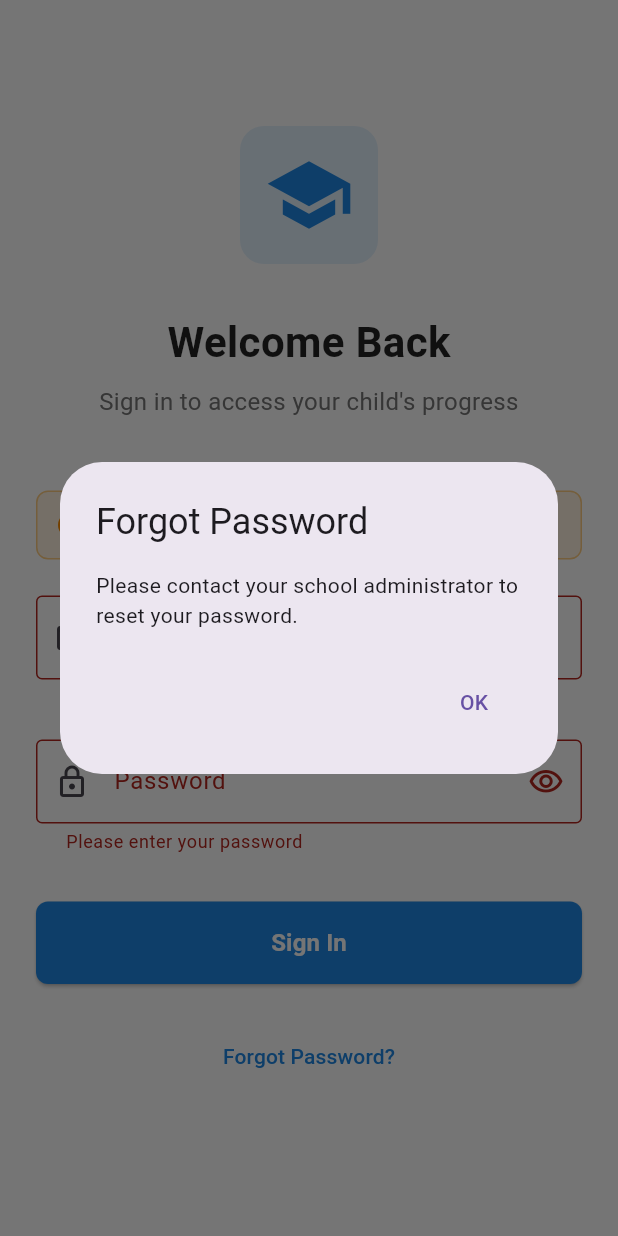
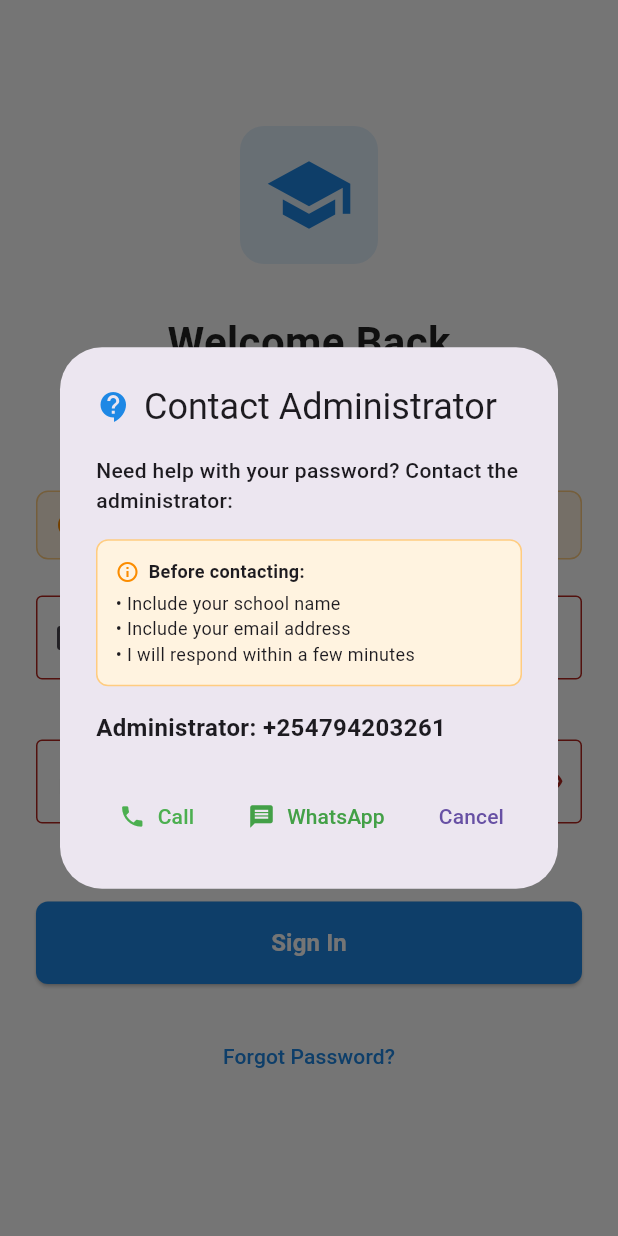
Before and after one commit to yatunyi15075/Real_Zawadii_Parent_App, a Flutter app: the screen it shows after launch, after a tap on "Sign In", after a tap on "Forgot Password?", on a phone screen of 412 x 824 dp. Run offline on Flutter 3.47's test engine with Material 3 defaults, Android fonts, the phone set to English and light mode, and no system bars; our stand-ins replace shared_preferences; network calls fail; Roboto replaces fonts that are missing (Poppins).

Commit message:
made all teh necessary chnages

```diff
--- a/lib/main.dart
+++ b/lib/main.dart
@@ -1,6 +1,8 @@
 // main.dart
 import 'package:flutter/material.dart';
+import 'package:shared_preferences/shared_preferences.dart';
 import 'screens/logo_screen.dart';
+import 'screens/home_screen.dart';
 
 void main() {
   runApp(const ParentPortalApp());
@@ -45,8 +47,63 @@ class ParentPortalApp extends StatelessWidget {
           contentPadding: const EdgeInsets.all(16),
         ),
       ),
-      home: const LogoScreen(),
+      home: const AuthWrapper(),
       debugShowCheckedModeBanner: false,
     );
   }
 }
+
+class AuthWrapper extends StatefulWidget {
+  const AuthWrapper({super.key});
+
+  @override
+  State<AuthWrapper> createState() => _AuthWrapperState();
+}
+
+class _AuthWrapperState extends State<AuthWrapper> {
+  bool isLoading = true;
+  bool isAuthenticated = false;
+
+  @override
+  void initState() {
+    super.initState();
+    _checkAuthStatus();
+  }
+
+  Future<void> _checkAuthStatus() async {
+    try {
+      final prefs = await SharedPreferences.getInstance();
+      final token = prefs.getString('token');
+
+      setState(() {
+        isAuthenticated = token != null && token.isNotEmpty;
+        isLoading = false;
+      });
+    } catch (e) {
+      // If there's an error checking auth status, assume not authenticated
+      setState(() {
+        isAuthenticated = false;
+        isLoading = false;
+      });
+    }
+  }
+
+  @override
+  Widget build(BuildContext context) {
+    if (isLoading) {
+      // Show a simple loading screen while checking auth status
+      return const Scaffold(
+        backgroundColor: Colors.white,
+        body: Center(
+          child: CircularProgressIndicator(
+            valueColor: AlwaysStoppedAnimation<Color>(Colors.blue),
+          ),
+        ),
+      );
+    }
+
+    // If authenticated, go directly to home screen
+    // If not authenticated, show the logo/onboarding screen
+    return isAuthenticated ? const HomeScreen() : const LogoScreen();
+  }
+}
--- a/lib/screens/assessments_screen.dart
+++ b/lib/screens/assessments_screen.dart
@@ -1020,7 +1020,7 @@ Widget _buildEmptyState(String message) {
           ),
         ],
       ),
-      bottomNavigationBar: const NavBar(currentIndex: 1),
+      bottomNavigationBar: const NavBar(currentIndex: 2),
     );
   }
 }
--- a/lib/screens/attendance_screen.dart
+++ b/lib/screens/attendance_screen.dart
@@ -730,7 +730,7 @@ class _AttendanceScreenState extends State<AttendanceScreen> {
                           ),
                         ),
                 ),
-      bottomNavigationBar: const NavBar(currentIndex: 2),
+      bottomNavigationBar: const NavBar(currentIndex: 3),
     );
   }
 }
--- a/lib/screens/gradebooks_screen.dart
+++ b/lib/screens/gradebooks_screen.dart
@@ -801,7 +801,7 @@ class _GradebooksScreenState extends State<GradebooksScreen> {
                     ],
                   ),
                 ),
-      bottomNavigationBar: const NavBar(currentIndex: 3), // Adjust index as needed
+      bottomNavigationBar: const NavBar(currentIndex: 1), // Adjust index as needed
     );
   }
 }
--- a/lib/screens/login_screen.dart
+++ b/lib/screens/login_screen.dart
@@ -3,13 +3,11 @@ import 'package:flutter/material.dart';
 import 'package:http/http.dart' as http;
 import 'dart:convert';
 import 'package:shared_preferences/shared_preferences.dart';
+import 'package:url_launcher/url_launcher.dart';
 import 'home_screen.dart';
-
 
 // Email: demo@example.com
 // Password: demo123
-
-
 
 class LoginScreen extends StatefulWidget {
   const LoginScreen({Key? key}) : super(key: key);
@@ -32,6 +30,9 @@ class _LoginScreenState extends State<LoginScreen> {
   static const String DEMO_EMAIL = 'demo@example.com';
   static const String DEMO_PASSWORD = 'demo123';
 
+  // Administrator contact details
+  static const String ADMIN_PHONE = '+254794203261';
+
   @override
   void dispose() {
     _emailController.dispose();
@@ -53,9 +54,141 @@ class _LoginScreenState extends State<LoginScreen> {
     // Show success message
     _showSuccessSnackBar('Demo login successful!');
 
-    // Navigate to home screen
-    Navigator.of(context).pushReplacement(
+    // Navigate to home screen and remove all previous routes
+    Navigator.of(context).pushAndRemoveUntil(
       MaterialPageRoute(builder: (_) => const HomeScreen()),
+      (route) => false,
+    );
+  }
+
+  Future<void> _makePhoneCall() async {
+    final Uri phoneUri = Uri(scheme: 'tel', path: ADMIN_PHONE);
+    try {
+      if (await canLaunchUrl(phoneUri)) {
+        await launchUrl(phoneUri);
+      } else {
+        _showErrorDialog('Could not open phone app. Please call $ADMIN_PHONE manually.');
+      }
+    } catch (e) {
+      _showErrorDialog('Could not open phone app. Please call $ADMIN_PHONE manually.');
+    }
+  }
+
+  Future<void> _openWhatsApp() async {
+    final String message = Uri.encodeComponent(
+      'Hello, I need help with password reset.\n\n'
+      'School Name: [Please enter your school name]\n'
+      'Email: [Please enter your email address]\n\n'
+      'Please help me reset my password.'
+    );
+
+    final Uri whatsappUri = Uri.parse('https://wa.me/$ADMIN_PHONE?text=$message');
+
+    try {
+      if (await canLaunchUrl(whatsappUri)) {
+        await launchUrl(whatsappUri, mode: LaunchMode.externalApplication);
+      } else {
+        _showErrorDialog('Could not open WhatsApp. Please install WhatsApp or contact $ADMIN_PHONE directly.');
+      }
+    } catch (e) {
+      _showErrorDialog('Could not open WhatsApp. Please install WhatsApp or contact $ADMIN_PHONE directly.');
+    }
+  }
+
+  void _showContactAdministratorDialog() {
+    showDialog(
+      context: context,
+      builder: (BuildContext context) {
+        return AlertDialog(
+          title: Row(
+            children: [
+              Icon(Icons.contact_support, color: Colors.blue.shade600),
+              const SizedBox(width: 8),
+              const Text('Contact Administrator'),
+            ],
+          ),
+          content: Column(
+            mainAxisSize: MainAxisSize.min,
+            crossAxisAlignment: CrossAxisAlignment.start,
+            children: [
+              const Text(
+                'Need help with your password? Contact the administrator:',
+                style: TextStyle(fontWeight: FontWeight.w500),
+              ),
+              const SizedBox(height: 16),
+
+              // Important note
+              Container(
+                padding: const EdgeInsets.all(12),
+                decoration: BoxDecoration(
+                  color: Colors.orange.shade50,
+                  borderRadius: BorderRadius.circular(8),
+                  border: Border.all(color: Colors.orange.shade200),
+                ),
+                child: Column(
+                  crossAxisAlignment: CrossAxisAlignment.start,
+                  children: [
+                    Row(
+                      children: [
+                        Icon(Icons.info_outline, color: Colors.orange.shade600, size: 16),
+                        const SizedBox(width: 6),
+                        const Text(
+                          'Before contacting:',
+                          style: TextStyle(fontWeight: FontWeight.bold, fontSize: 12),
+                        ),
+                      ],
+                    ),
+                    const SizedBox(height: 4),
+                    const Text(
+                      '• Include your school name\n'
+                      '• Include your email address\n'
+                      '• I will respond within a few minutes',
+                      style: TextStyle(fontSize: 12),
+                    ),
+                  ],
+                ),
+              ),
+
+              const SizedBox(height: 16),
+              Text(
+                'Administrator: $ADMIN_PHONE',
+                style: const TextStyle(
+                  fontWeight: FontWeight.w600,
+                  fontSize: 16,
+                ),
+              ),
+            ],
+          ),
+          actions: [
+            TextButton.icon(
+              onPressed: () {
+                Navigator.of(context).pop();
+                _makePhoneCall();
+              },
+              icon: const Icon(Icons.phone, color: Colors.green),
+              label: const Text(
+                'Call',
+                style: TextStyle(color: Colors.green),
+              ),
+            ),
+            TextButton.icon(
+              onPressed: () {
+                Navigator.of(context).pop();
+                _openWhatsApp();
+              },
+              icon: Icon(Icons.message, color: Colors.green.shade600),
+              label: Text(
+                'WhatsApp',
+                style: TextStyle(color: Colors.green.shade600),
+              ),
+            ),
+            TextButton(
+              onPressed: () => Navigator.of(context).pop(),
+              child: const Text('Cancel'),
+            ),
+          ],
+        );
+      },
     );
   }
 
@@ -108,9 +241,10 @@ class _LoginScreenState extends State<LoginScreen> {
             // Show success message
             _showSuccessSnackBar('Logged in successfully!');
 
-            // Navigate to home screen
-            Navigator.of(context).pushReplacement(
+            // Navigate to home screen and remove all previous routes
+            Navigator.of(context).pushAndRemoveUntil(
               MaterialPageRoute(builder: (_) => const HomeScreen()),
+              (route) => false,
             );
           } else {
             // Handle error response
@@ -344,26 +478,7 @@ class _LoginScreenState extends State<LoginScreen> {
 
               const SizedBox(height: 24),
               TextButton(
-                onPressed: () {
-                  // Handle forgot password
-                  showDialog(
-                    context: context,
-                    builder: (BuildContext context) {
-                      return AlertDialog(
-                        title: const Text('Forgot Password'),
-                        content: const Text(
-                          'Please contact your school administrator to reset your password.',
-                        ),
-                        actions: [
-                          TextButton(
-                            onPressed: () => Navigator.of(context).pop(),
-                            child: const Text('OK'),
-                          ),
-                        ],
-                      );
-                    },
-                  );
-                },
+                onPressed: _showContactAdministratorDialog,
                 child: Text(
                   'Forgot Password?',
                   style: TextStyle(
--- a/lib/screens/notifications_screen.dart
+++ b/lib/screens/notifications_screen.dart
@@ -421,7 +421,7 @@ class _NotificationsScreenState extends State<NotificationsScreen> {
                         },
                       ),
                     ),
-      bottomNavigationBar: const NavBar(currentIndex: 2), // Adjust index as needed
+      bottomNavigationBar: const NavBar(currentIndex: 4), // Adjust index as needed
     );
   }
 }
--- a/pubspec.yaml
+++ b/pubspec.yaml
@@ -47,6 +47,7 @@ dev_dependencies:
   # rules and activating additional ones.
   flutter_lints: ^5.0.0
   shared_preferences: ^2.5.3
+  url_launcher: ^6.3.2
 
 # For information on the generic Dart part of this file, see the
 # following page: https://dart.dev/tools/pub/pubspec
```
Also changed, not shown: lib/screens/home_screen.dart (+11 -2 lines), lib/utils/theme.dart (+4 -4 lines), lib/widgets/nav_bar.dart (line endings or trailing spaces), pubspec.lock, 5 other files.
